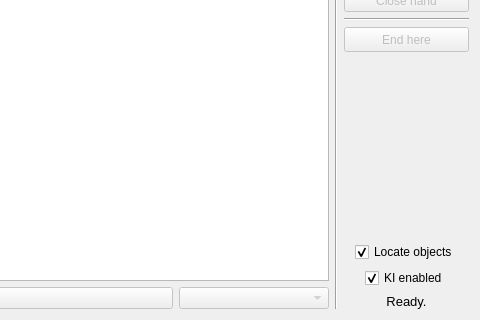
HLP-R/hlpr_kinesthetic_teaching, file rqt_kinesthetic_teaching/resource/KinestheticTeaching.ui: the form before one commit; both pictures show x 526 to 1006 and y 168 to 488 of the 1006 by 488 pixel window.
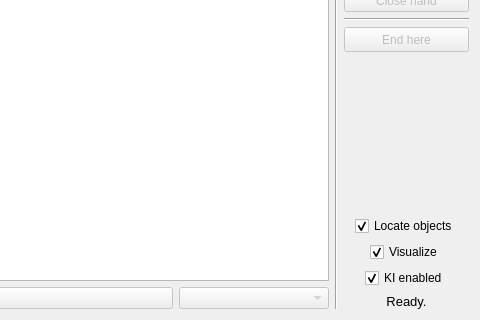
The form after the commit. Icons and pictures are not drawn.

Commit message: Adding vizBox and fixing play() call

```diff
--- a/rqt_kinesthetic_teaching/resource/KinestheticTeaching.ui
+++ b/rqt_kinesthetic_teaching/resource/KinestheticTeaching.ui
@@ -432,6 +432,19 @@
        </property>
       </widget>
      </item>
+     <item alignment="Qt::AlignHCenter">
+      <widget class="QCheckBox" name="vizBox">
+       <property name="toolTip">
+        <string>Enable or disable visualization during planning</string>
+       </property>
+       <property name="text">
+        <string>Visualize</string>
+       </property>
+       <property name="checked">
+        <bool>true</bool>
+       </property>
+      </widget>
+     </item>
      <item alignment="Qt::AlignHCenter">
       <widget class="QCheckBox" name="enableKIBox">
        <property name="maximumSize">
```
The commit also changes 1 other file.
